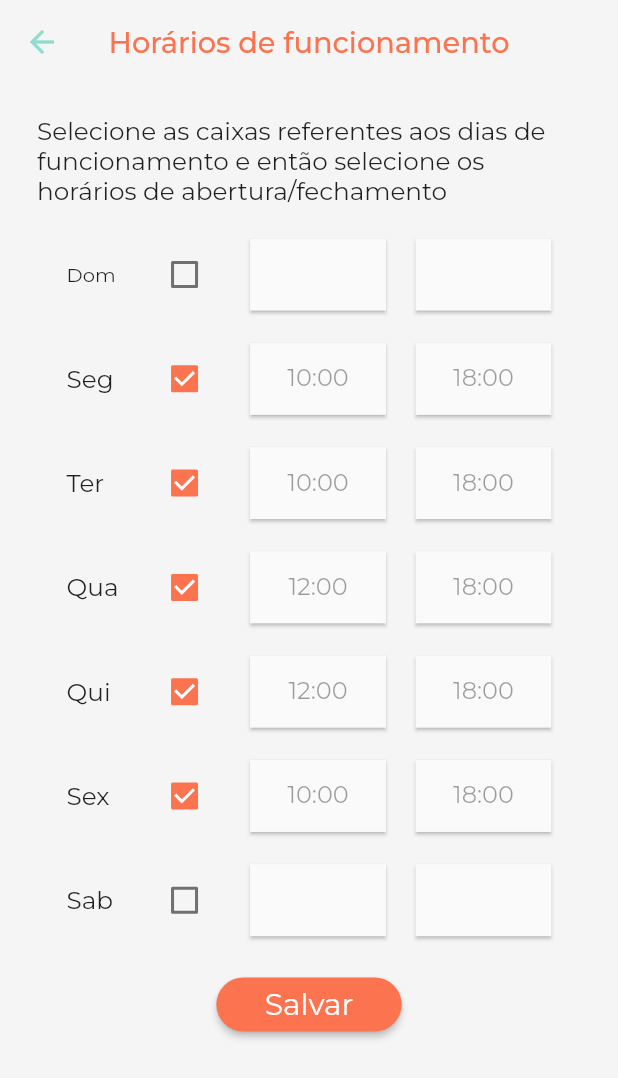
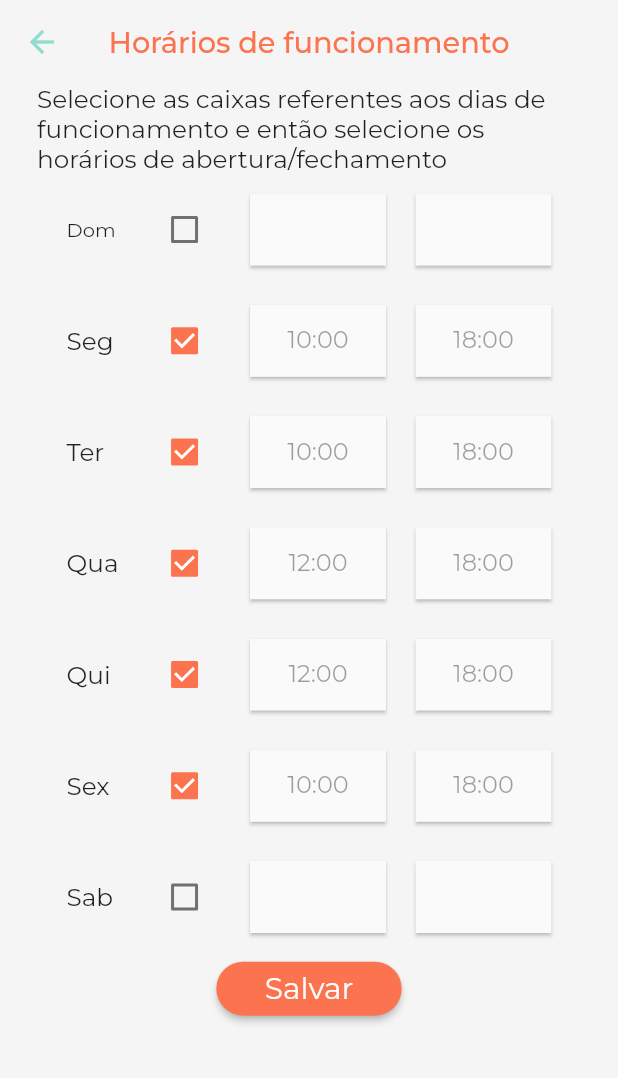
Before and after one commit to DevMobUFRJ/rango, a Flutter app: the HorariosScreen screen opened directly, on a phone screen of 412 x 824 dp. Shown: the top 1078 px of the screen. Run offline on Flutter 3.47's test engine with Material 2 defaults, Android fonts, the phone set to English and light mode, and no system bars; drawn by our look-alikes of auto_size_text; our stand-ins replace cloud_firestore, firebase_auth, firebase_storage, flutter_screenutil, flutter_svg, font_awesome_flutter and 4 more; accounts and stored records are empty; statements that could not run were skipped; project files that could hold a hidden picture were left out.

Commit message:
Fix: Todas trocas de scene agora possuem 'withNabVar' falso
Isso evita problemas de tamanho de telas. Também foram feitos diversos ajustes de layout

```diff
--- a/lib/screens/main/meals/ManageOrder.dart
+++ b/lib/screens/main/meals/ManageOrder.dart
@@ -44,8 +44,6 @@ class _ManageOrderState extends State<ManageOrder> {
       _mealDescription = TextEditingController();
       _mealQuantity = TextEditingController();
     }
-
-    print(_userImageFile.toString());
     return Scaffold(
       appBar: AppBar(
         title: AutoSizeText(
--- a/lib/screens/main/profile/HorariosScreen.dart
+++ b/lib/screens/main/profile/HorariosScreen.dart
@@ -24,7 +24,6 @@ class _HorariosScreenState extends State<HorariosScreen> {
   final _formKey = GlobalKey<FormState>();
   @override
   Widget build(BuildContext context) {
-    ScreenUtil.init(context, width: 750, height: 1334);
     return Scaffold(
       appBar: AppBar(
         title: AutoSizeText(
@@ -35,14 +34,13 @@ class _HorariosScreenState extends State<HorariosScreen> {
           ),
         ),
       ),
-      body: SingleChildScrollView(
-        child: Container(
-          height: 0.8.hp,
+      body: Container(
+        height: 0.9.hp,
         margin: EdgeInsets.symmetric(horizontal: 0.06.wp),
         child: Form(
           key: _formKey,
           child: Column(
-              mainAxisAlignment: MainAxisAlignment.spaceEvenly,
+            mainAxisSize: MainAxisSize.min,
             children: [
               Flexible(
                 flex: 1,
@@ -51,7 +49,7 @@ class _HorariosScreenState extends State<HorariosScreen> {
                   style: GoogleFonts.montserrat(fontSize: 30.nsp),
                 ),
               ),
-                Flexible(
+              Expanded(
                 flex: 1,
                 child: Row(
                   mainAxisAlignment: MainAxisAlignment.spaceEvenly,
@@ -72,8 +70,8 @@ class _HorariosScreenState extends State<HorariosScreen> {
                       child: Checkbox(
                         value: _horariosFuncionamento.sunday.open,
                         onChanged: (value) => {
-                            setState(() =>
-                                _horariosFuncionamento.sunday.open = value),
+                          setState(
+                              () => _horariosFuncionamento.sunday.open = value),
                         },
                       ),
                     ),
@@ -89,8 +87,8 @@ class _HorariosScreenState extends State<HorariosScreen> {
                                     cancelText: 'Cancelar',
                                     confirmText: 'Confirmar',
                                     helpText: 'Horário de abertura',
-                                      builder: (BuildContext context,
-                                              Widget child) =>
+                                    builder:
+                                        (BuildContext context, Widget child) =>
                                             MediaQuery(
                                                 data: MediaQuery.of(context)
                                                     .copyWith(
@@ -141,8 +139,8 @@ class _HorariosScreenState extends State<HorariosScreen> {
                                     cancelText: 'Cancelar',
                                     confirmText: 'Confirmar',
                                     helpText: 'Horário de fechamento',
-                                      builder: (BuildContext context,
-                                              Widget child) =>
+                                    builder:
+                                        (BuildContext context, Widget child) =>
                                             MediaQuery(
                                                 data: MediaQuery.of(context)
                                                     .copyWith(
@@ -184,7 +182,7 @@ class _HorariosScreenState extends State<HorariosScreen> {
                   ],
                 ),
               ),
-                Flexible(
+              Expanded(
                 flex: 1,
                 child: Row(
                   mainAxisAlignment: MainAxisAlignment.spaceEvenly,
@@ -207,8 +205,8 @@ class _HorariosScreenState extends State<HorariosScreen> {
                       child: Checkbox(
                         value: _horariosFuncionamento.monday.open,
                         onChanged: (value) => {
-                            setState(() =>
-                                _horariosFuncionamento.monday.open = value),
+                          setState(
+                              () => _horariosFuncionamento.monday.open = value),
                         },
                       ),
                     ),
@@ -224,8 +222,8 @@ class _HorariosScreenState extends State<HorariosScreen> {
                                     cancelText: 'Cancelar',
                                     confirmText: 'Confirmar',
                                     helpText: 'Horário de abertura',
-                                      builder: (BuildContext context,
-                                              Widget child) =>
+                                    builder:
+                                        (BuildContext context, Widget child) =>
                                             MediaQuery(
                                                 data: MediaQuery.of(context)
                                                     .copyWith(
@@ -276,8 +274,8 @@ class _HorariosScreenState extends State<HorariosScreen> {
                                     cancelText: 'Cancelar',
                                     confirmText: 'Confirmar',
                                     helpText: 'Horário de fechamento',
-                                      builder: (BuildContext context,
-                                              Widget child) =>
+                                    builder:
+                                        (BuildContext context, Widget child) =>
                                             MediaQuery(
                                                 data: MediaQuery.of(context)
                                                     .copyWith(
@@ -319,7 +317,7 @@ class _HorariosScreenState extends State<HorariosScreen> {
                   ],
                 ),
               ),
-                Flexible(
+              Expanded(
                 flex: 1,
                 child: Row(
                   mainAxisAlignment: MainAxisAlignment.spaceEvenly,
@@ -337,8 +335,8 @@ class _HorariosScreenState extends State<HorariosScreen> {
                       flex: 1,
                       child: Checkbox(
                         value: _horariosFuncionamento.tuesday.open,
-                          onChanged: (value) => setState(() =>
-                              _horariosFuncionamento.tuesday.open = value),
+                        onChanged: (value) => setState(
+                            () => _horariosFuncionamento.tuesday.open = value),
                       ),
                     ),
                     Flexible(
@@ -353,8 +351,8 @@ class _HorariosScreenState extends State<HorariosScreen> {
                                     cancelText: 'Cancelar',
                                     confirmText: 'Confirmar',
                                     helpText: 'Horário de abertura',
-                                      builder: (BuildContext context,
-                                              Widget child) =>
+                                    builder:
+                                        (BuildContext context, Widget child) =>
                                             MediaQuery(
                                                 data: MediaQuery.of(context)
                                                     .copyWith(
@@ -405,8 +403,8 @@ class _HorariosScreenState extends State<HorariosScreen> {
                                     cancelText: 'Cancelar',
                                     confirmText: 'Confirmar',
                                     helpText: 'Horário de fechamento',
-                                      builder: (BuildContext context,
-                                              Widget child) =>
+                                    builder:
+                                        (BuildContext context, Widget child) =>
                                             MediaQuery(
                                                 data: MediaQuery.of(context)
                                                     .copyWith(
@@ -448,7 +446,7 @@ class _HorariosScreenState extends State<HorariosScreen> {
                   ],
                 ),
               ),
-                Flexible(
+              Expanded(
                 flex: 1,
                 child: Row(
                   mainAxisAlignment: MainAxisAlignment.spaceEvenly,
@@ -484,8 +482,8 @@ class _HorariosScreenState extends State<HorariosScreen> {
                                     cancelText: 'Cancelar',
                                     confirmText: 'Confirmar',
                                     helpText: 'Horário de abertura',
-                                      builder: (BuildContext context,
-                                              Widget child) =>
+                                    builder:
+                                        (BuildContext context, Widget child) =>
                                             MediaQuery(
                                                 data: MediaQuery.of(context)
                                                     .copyWith(
@@ -517,8 +515,7 @@ class _HorariosScreenState extends State<HorariosScreen> {
                                   GoogleFonts.montserrat(fontSize: 22.nsp),
                               border: InputBorder.none,
                               hintText: _horariosFuncionamento.wednesday.open
-                                    ? _horariosFuncionamento
-                                        .wednesday.openingTime
+                                  ? _horariosFuncionamento.wednesday.openingTime
                                   : null,
                             ),
                           ),
@@ -537,8 +534,8 @@ class _HorariosScreenState extends State<HorariosScreen> {
                                     cancelText: 'Cancelar',
                                     confirmText: 'Confirmar',
                                     helpText: 'Horário de fechamento',
-                                      builder: (BuildContext context,
-                                              Widget child) =>
+                                    builder:
+                                        (BuildContext context, Widget child) =>
                                             MediaQuery(
                                                 data: MediaQuery.of(context)
                                                     .copyWith(
@@ -570,8 +567,7 @@ class _HorariosScreenState extends State<HorariosScreen> {
                                   GoogleFonts.montserrat(fontSize: 22.nsp),
                               border: InputBorder.none,
                               hintText: _horariosFuncionamento.wednesday.open
-                                    ? _horariosFuncionamento
-                                        .wednesday.closingTime
+                                  ? _horariosFuncionamento.wednesday.closingTime
                                   : null,
                             ),
                           ),
@@ -581,7 +577,7 @@ class _HorariosScreenState extends State<HorariosScreen> {
                   ],
                 ),
               ),
-                Flexible(
+              Expanded(
                 flex: 1,
                 child: Row(
                   mainAxisAlignment: MainAxisAlignment.spaceEvenly,
@@ -601,8 +597,8 @@ class _HorariosScreenState extends State<HorariosScreen> {
                       flex: 1,
                       child: Checkbox(
                         value: _horariosFuncionamento.thursday.open,
-                          onChanged: (value) => setState(() =>
-                              _horariosFuncionamento.thursday.open = value),
+                        onChanged: (value) => setState(
+                            () => _horariosFuncionamento.thursday.open = value),
                       ),
                     ),
                     Flexible(
@@ -617,8 +613,8 @@ class _HorariosScreenState extends State<HorariosScreen> {
                                     cancelText: 'Cancelar',
                                     confirmText: 'Confirmar',
                                     helpText: 'Horário de abertura',
-                                      builder: (BuildContext context,
-                                              Widget child) =>
+                                    builder:
+                                        (BuildContext context, Widget child) =>
                                             MediaQuery(
                                                 data: MediaQuery.of(context)
                                                     .copyWith(
@@ -650,8 +646,7 @@ class _HorariosScreenState extends State<HorariosScreen> {
                                   GoogleFonts.montserrat(fontSize: 22.nsp),
                               border: InputBorder.none,
                               hintText: _horariosFuncionamento.thursday.open
-                                    ? _horariosFuncionamento
-                                        .thursday.openingTime
+                                  ? _horariosFuncionamento.thursday.openingTime
                                   : null,
                             ),
                           ),
@@ -670,8 +665,8 @@ class _HorariosScreenState extends State<HorariosScreen> {
                                     cancelText: 'Cancelar',
                                     confirmText: 'Confirmar',
                                     helpText: 'Horário de fechamento',
-                                      builder: (BuildContext context,
-                                              Widget child) =>
+                                    builder:
+                                        (BuildContext context, Widget child) =>
                                             MediaQuery(
                                                 data: MediaQuery.of(context)
                                                     .copyWith(
@@ -703,8 +698,7 @@ class _HorariosScreenState extends State<HorariosScreen> {
                                   GoogleFonts.montserrat(fontSize: 22.nsp),
                               border: InputBorder.none,
                               hintText: _horariosFuncionamento.thursday.open
-                                    ? _horariosFuncionamento
-                                        .thursday.closingTime
+                                  ? _horariosFuncionamento.thursday.closingTime
                                   : null,
                             ),
                           ),
@@ -714,7 +708,7 @@ class _HorariosScreenState extends State<HorariosScreen> {
                   ],
                 ),
               ),
-                Flexible(
+              Expanded(
                 flex: 1,
                 child: Row(
                   mainAxisAlignment: MainAxisAlignment.spaceEvenly,
@@ -750,8 +744,8 @@ class _HorariosScreenState extends State<HorariosScreen> {
                                     cancelText: 'Cancelar',
                                     confirmText: 'Confirmar',
                                     helpText: 'Horário de abertura',
-                                      builder: (BuildContext context,
-                                              Widget child) =>
+                                    builder:
+                                        (BuildContext context, Widget child) =>
                                             MediaQuery(
                                                 data: MediaQuery.of(context)
                                                     .copyWith(
@@ -802,8 +796,8 @@ class _HorariosScreenState extends State<HorariosScreen> {
                                     cancelText: 'Cancelar',
                                     confirmText: 'Confirmar',
                                     helpText: 'Horário de fechamento',
-                                      builder: (BuildContext context,
-                                              Widget child) =>
+                                    builder:
+                                        (BuildContext context, Widget child) =>
                                             MediaQuery(
                                                 data: MediaQuery.of(context)
                                                     .copyWith(
@@ -845,7 +839,7 @@ class _HorariosScreenState extends State<HorariosScreen> {
                   ],
                 ),
               ),
-                Flexible(
+              Expanded(
                 flex: 1,
                 child: Row(
                   mainAxisAlignment: MainAxisAlignment.spaceEvenly,
@@ -865,8 +859,8 @@ class _HorariosScreenState extends State<HorariosScreen> {
                       flex: 1,
                       child: Checkbox(
                         value: _horariosFuncionamento.saturday.open,
-                          onChanged: (value) => setState(() =>
-                              _horariosFuncionamento.saturday.open = value),
+                        onChanged: (value) => setState(
+                            () => _horariosFuncionamento.saturday.open = value),
                       ),
                     ),
                     Flexible(
@@ -881,8 +875,8 @@ class _HorariosScreenState extends State<HorariosScreen> {
                                     cancelText: 'Cancelar',
                                     confirmText: 'Confirmar',
                                     helpText: 'Horário de abertura',
-                                      builder: (BuildContext context,
-                                              Widget child) =>
+                                    builder:
+                                        (BuildContext context, Widget child) =>
                                             MediaQuery(
                                                 data: MediaQuery.of(context)
                                                     .copyWith(
@@ -914,8 +908,7 @@ class _HorariosScreenState extends State<HorariosScreen> {
                                   GoogleFonts.montserrat(fontSize: 22.nsp),
                               border: InputBorder.none,
                               hintText: _horariosFuncionamento.saturday.open
-                                    ? _horariosFuncionamento
-                                        .saturday.openingTime
+                                  ? _horariosFuncionamento.saturday.openingTime
                                   : null,
                             ),
                           ),
@@ -934,8 +927,8 @@ class _HorariosScreenState extends State<HorariosScreen> {
                                     cancelText: 'Cancelar',
                                     confirmText: 'Confirmar',
                                     helpText: 'Horário de abertura',
-                                      builder: (BuildContext context,
-                                              Widget child) =>
+                                    builder:
+                                        (BuildContext context, Widget child) =>
                                             MediaQuery(
                                                 data: MediaQuery.of(context)
                                                     .copyWith(
@@ -967,8 +960,7 @@ class _HorariosScreenState extends State<HorariosScreen> {
                                   GoogleFonts.montserrat(fontSize: 22.nsp),
                               border: InputBorder.none,
                               hintText: _horariosFuncionamento.saturday.open
-                                    ? _horariosFuncionamento
-                                        .saturday.closingTime
+                                  ? _horariosFuncionamento.saturday.closingTime
                                   : null,
                             ),
                           ),
@@ -979,7 +971,7 @@ class _HorariosScreenState extends State<HorariosScreen> {
                 ),
               ),
               Flexible(
-                  flex: 1,
+                flex: 2,
                 child: Container(
                   width: 0.3.wp,
                   child: ElevatedButton(
@@ -997,7 +989,6 @@ class _HorariosScreenState extends State<HorariosScreen> {
           ),
         ),
       ),
-      ),
     );
   }
 }
--- a/lib/screens/main/profile/ProfileSettings.dart
+++ b/lib/screens/main/profile/ProfileSettings.dart
@@ -215,7 +215,7 @@ class _ProfileSettingsState extends State<ProfileSettings> {
                 onTap: () => pushNewScreen(
                   context,
                   screen: AboutScreen(),
-                  withNavBar: true,
+                  withNavBar: false,
                   pageTransitionAnimation: PageTransitionAnimation.cupertino,
                 ),
                 child: Align(
--- a/lib/screens/main/tabs/NewTabsScreen.dart
+++ b/lib/screens/main/tabs/NewTabsScreen.dart
@@ -59,7 +59,7 @@ class _NewTabsScreenState extends State<NewTabsScreen> {
             controller: _controller,
             navBarStyle: NavBarStyle.style6,
             confineInSafeArea: true,
-            bottomScreenMargin: 56,
+            bottomScreenMargin: 0,
             backgroundColor: Theme.of(context).backgroundColor,
             handleAndroidBackButtonPress: true,
             resizeToAvoidBottomInset: true,
--- a/lib/widgets/home/GridHorizontal.dart
+++ b/lib/widgets/home/GridHorizontal.dart
@@ -29,7 +29,7 @@ class GridHorizontal extends StatelessWidget {
                   screen: ManageOrder(
                     order: orders[index],
                   ),
-                  withNavBar: true,
+                  withNavBar: false,
                   pageTransitionAnimation: PageTransitionAnimation.cupertino),
               child: Card(
                 semanticContainer: true,
```
Also changed, not shown: lib/screens/main/home/OrdersHistory.dart (+6 -13 lines), lib/screens/main/meals/MealsHistory.dart (+5 -3 lines), lib/screens/main/profile/EditProfileScreen.dart (+10 -14 lines), lib/screens/main/tabs/AddMealScreen.dart (+13 -5 lines), lib/screens/main/tabs/HomeScreen.dart (+11 -20 lines), lib/screens/main/tabs/ProfileScreen.dart (+10 -5 lines). Lines whose indentation alone changed are shown as unchanged.
